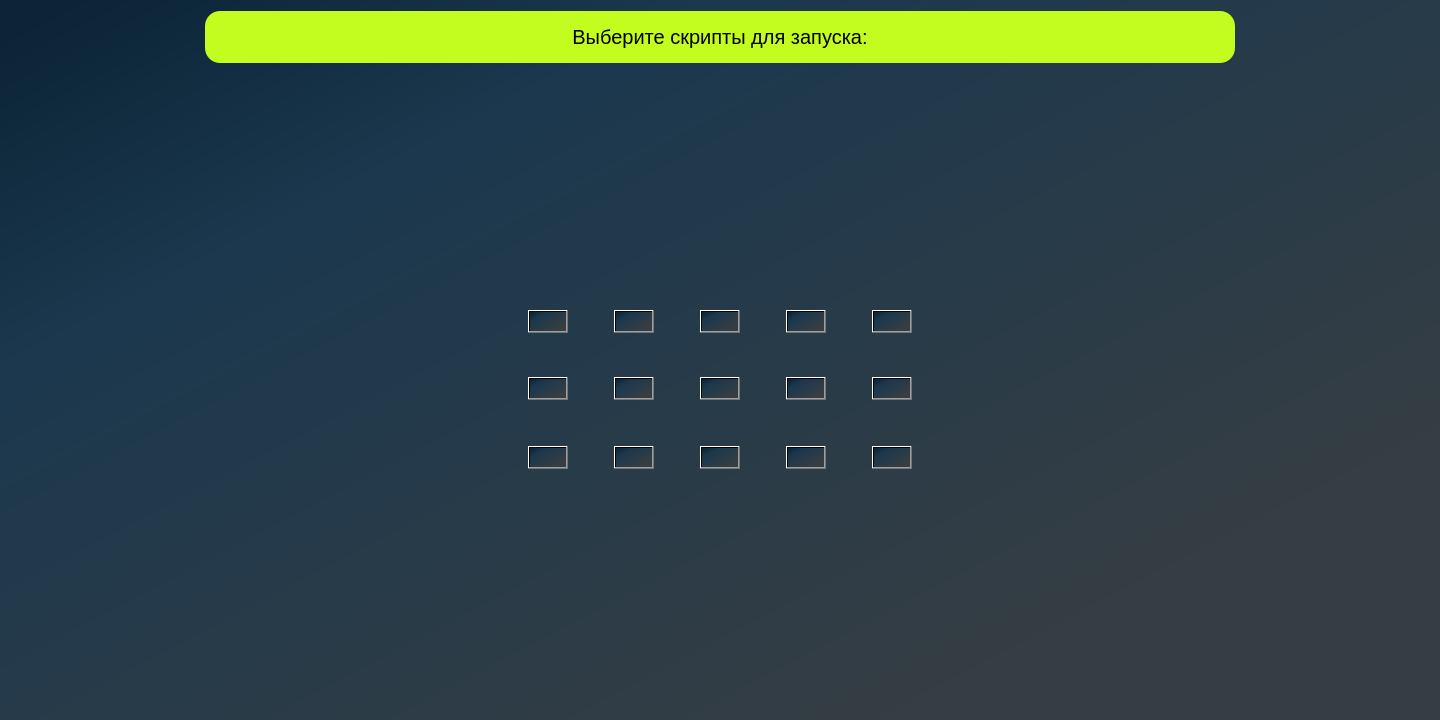
niotu/ScriptGUI, file const/scripts.ui: the form before one commit.
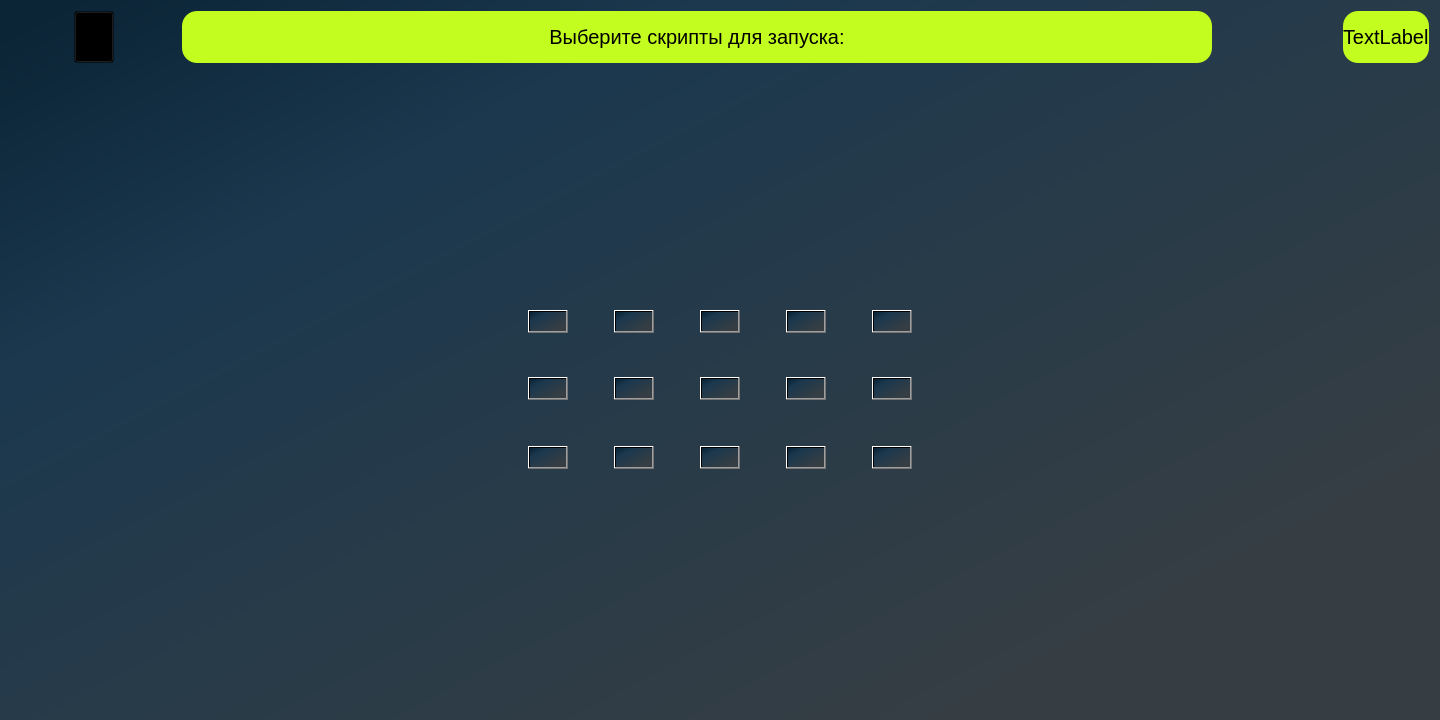
The form after the commit.

```diff
--- a/const/scripts.ui
+++ b/const/scripts.ui
@@ -427,6 +427,35 @@
    </item>
    <item row="14" column="0">
     <layout class="QHBoxLayout" name="horizontalLayout_4">
+     <item>
+      <spacer name="horizontalSpacer_21">
+       <property name="orientation">
+        <enum>Qt::Horizontal</enum>
+       </property>
+       <property name="sizeHint" stdset="0">
+        <size>
+         <width>40</width>
+         <height>20</height>
+        </size>
+       </property>
+      </spacer>
+     </item>
+     <item>
+      <widget class="QPushButton" name="pushButton_16">
+       <property name="sizePolicy">
+        <sizepolicy hsizetype="Preferred" vsizetype="Preferred">
+         <horstretch>0</horstretch>
+         <verstretch>0</verstretch>
+        </sizepolicy>
+       </property>
+       <property name="styleSheet">
+        <string notr="true">background:transparent</string>
+       </property>
+       <property name="text">
+        <string/>
+       </property>
+      </widget>
+     </item>
      <item>
       <spacer name="horizontalSpacer_19">
        <property name="orientation">
@@ -481,9 +510,19 @@
        <property name="orientation">
         <enum>Qt::Horizontal</enum>
        </property>
-       <property name="sizeType">
-        <enum>QSizePolicy::Expanding</enum>
+       <property name="sizeHint" stdset="0">
+        <size>
+         <width>40</width>
+         <height>20</height>
+        </size>
        </property>
+      </spacer>
+     </item>
+     <item>
+      <spacer name="horizontalSpacer_22">
+       <property name="orientation">
+        <enum>Qt::Horizontal</enum>
+       </property>
        <property name="sizeHint" stdset="0">
         <size>
          <width>40</width>
@@ -492,6 +531,21 @@
        </property>
       </spacer>
      </item>
+     <item>
+      <widget class="QLabel" name="label_2">
+       <property name="styleSheet">
+        <string notr="true">border-radius: 15px;
+font-family: 'Inter';
+font-style: normal;
+font-weight: 400;
+font-size: 20px;
+background: rgba(195, 253, 31, 1.0)</string>
+       </property>
+       <property name="text">
+        <string>TextLabel</string>
+       </property>
+      </widget>
+     </item>
     </layout>
    </item>
    <item row="18" column="0">
```
